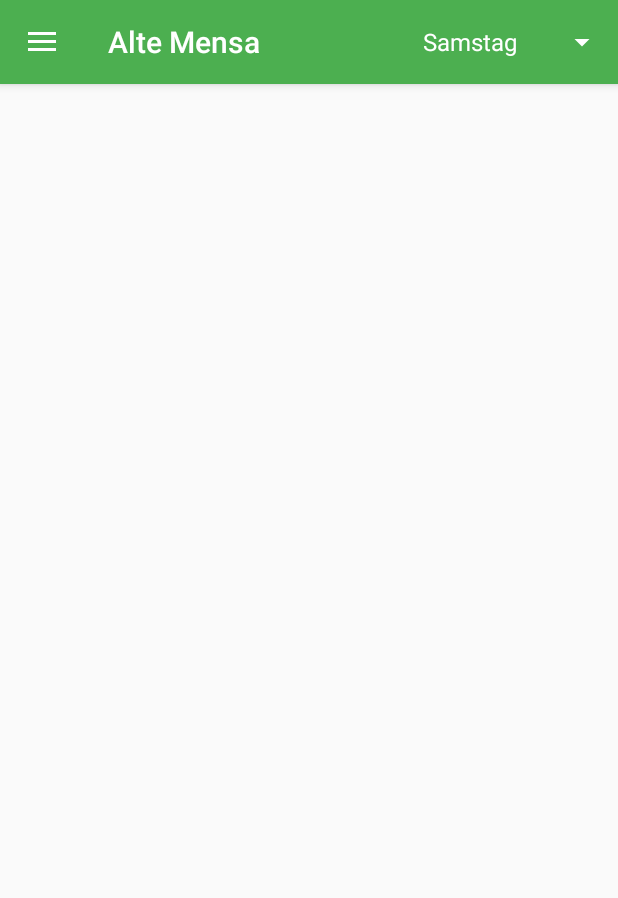
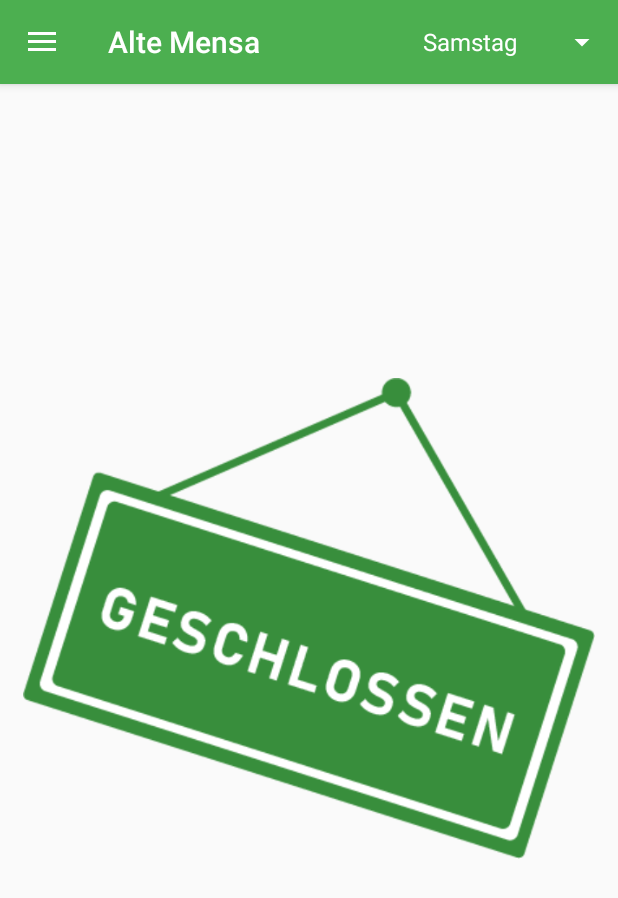
Before and after one commit to MaX-Lo/Mensa-TU-Dresden, an Android app: the screen it shows after launch (MainActivity), on a phone screen of 412 x 824 dp. Shown: the top 898 px of the screen. Run offline under Robolectric (Android 15) with nearby library versions, the phone set to English and light mode, and no system bars; our stand-ins replace Volley; network calls fail.

Commit message:
added image notification if mensa is closed

```diff
--- a/app/build.gradle
+++ b/app/build.gradle
@@ -7,7 +7,7 @@ android {
         minSdkVersion 22
         targetSdkVersion 27
         versionCode 1
-        versionName "1.02"
+        versionName "1.0"
         testInstrumentationRunner "android.support.test.runner.AndroidJUnitRunner"
     }
     buildTypes {
--- a/app/src/main/java/de/mensa/max/mensatu_dresden/Helpers/JSONParser.java
+++ b/app/src/main/java/de/mensa/max/mensatu_dresden/Helpers/JSONParser.java
@@ -20,7 +20,6 @@ public class JSONParser {
 
     public List<Meal> readJson(String rawData) throws IOException {
         JsonReader reader = new JsonReader(new StringReader(rawData));
-        System.out.println(rawData);
         try {
             return readMealsArray(reader);
         } finally {
--- a/app/src/main/java/de/mensa/max/mensatu_dresden/MainActivity.java
+++ b/app/src/main/java/de/mensa/max/mensatu_dresden/MainActivity.java
@@ -44,7 +44,7 @@ public class MainActivity extends AppCompatActivity
 
     private RecyclerView.Adapter mAdapter;
     private RequestQueue queue;
-    // List containing of meals containing all informations e.g. description, price, ...
+    // List containing of meals containing all information e.g. description, price, ...
     private List<Meal> displayedMeals;
     private List<List<Meal>> dailyMeals;
     private Spinner dateSpinner;
@@ -95,15 +95,33 @@ public class MainActivity extends AppCompatActivity
     }
 
     /**
-     *
-     * @param index days between today and day that should be displayed
+     * @param index - number of days between today and furthest day that should be displayed
      */
     private void updateShownDay(int index) {
-        Log.e("index", "index" + index );
         displayedMeals.clear();
         displayedMeals.addAll(dailyMeals.get(index));
         mAdapter.notifyDataSetChanged();
+
+        if (isMensaClosed()) {
+            displayClosedView(true);
+        } else {
+            displayClosedView(false);
+        }
     }
+
+    private boolean isMensaClosed() {
+        return mAdapter.getItemCount() == 0;
+    }
+
+    private void displayClosedView(boolean isClosed) {
+        View closedLayout = findViewById(R.id.closedLayout);
+        if (isClosed) {
+            closedLayout.setVisibility(View.VISIBLE);
+        } else {
+            closedLayout.setVisibility(View.GONE);
+        }
+    }
+
 
     private void initMealList() {
         dailyMeals = new LinkedList<List<Meal>>();
@@ -175,8 +193,8 @@ public class MainActivity extends AppCompatActivity
     }
 
     /**
-     * get to id corresponding mensa name
-     * @param mensaID
+     * get corresponding mensa name to id
+     * @param mensaID - mensa ID you want the name from
      * @return mensa name corresponding to mensaID
      */
     private String getMensaName(String mensaID) {
@@ -194,8 +212,13 @@ public class MainActivity extends AppCompatActivity
         }
     }
 
-    /**
-     * Fetch meals for one week. Starting with current date and ending with Sunday.
+
+    /***
+     * fetch meals data from OpenMensa API
+     *
+     * @param mensaID - mensa you want the meals data from
+     * @param date - for which date the meal data gets fetched
+     * @param index - request number, needed to put the response into the correct dailyMeals Entry
      */
     public void fetchMealsData(String mensaID, final String date, final int index) {
         String url = ENDPOINT + String.format("/canteens/%s/days/:%s/meals", mensaID, date);
--- a/app/src/main/res/layout/app_bar_main.xml
+++ b/app/src/main/res/layout/app_bar_main.xml
@@ -31,5 +31,6 @@
     </android.support.design.widget.AppBarLayout>
 
     <include layout="@layout/content_main" />
+    <include layout="@layout/content_main_if_closed" />
 
 </android.support.design.widget.CoordinatorLayout>
--- a/app/src/main/res/layout/content_main.xml
+++ b/app/src/main/res/layout/content_main.xml
@@ -5,7 +5,7 @@
     android:id="@+id/my_recycler_view"
     android:layout_width="match_parent"
     android:layout_height="match_parent"
-    android:scrollbars="vertical"
     android:paddingEnd="6dp"
     android:paddingStart="6dp"
+    android:scrollbars="vertical"
     app:layout_behavior="@string/appbar_scrolling_view_behavior" />
--- /dev/null
+++ b/app/src/main/res/layout/content_main_if_closed.xml
@@ -0,0 +1,16 @@
+<?xml version="1.0" encoding="utf-8"?>
+<android.support.constraint.ConstraintLayout
+    xmlns:android="http://schemas.android.com/apk/res/android" android:layout_width="match_parent"
+    android:layout_height="match_parent"
+    android:visibility="gone"
+    android:id="@+id/closedLayout">
+
+    <ImageView
+        android:layout_width="match_parent"
+        android:layout_height="match_parent"
+        android:scaleType="centerInside"
+        android:padding="15dp"
+        android:contentDescription="@string/closed"
+        android:src="@drawable/closed" />
+
+</android.support.constraint.ConstraintLayout>
--- a/app/src/main/res/layout/my_item_view.xml
+++ b/app/src/main/res/layout/my_item_view.xml
@@ -49,7 +49,6 @@
                     android:textColor="@color/textGrey"
                     android:textSize="14sp" />
             </LinearLayout>
-
             <TextView
                 android:id="@+id/tvDescription"
                 android:layout_width="match_parent"
```
Also changed, not shown: app/src/main/java/de/mensa/max/mensatu_dresden/API.java (deleted, +0 -40 lines), app/src/main/res/values/strings.xml (+4 -5 lines), app/src/main/res/drawable-v24/closed.png (added), app/src/main/res/drawable/closed.png (added).
